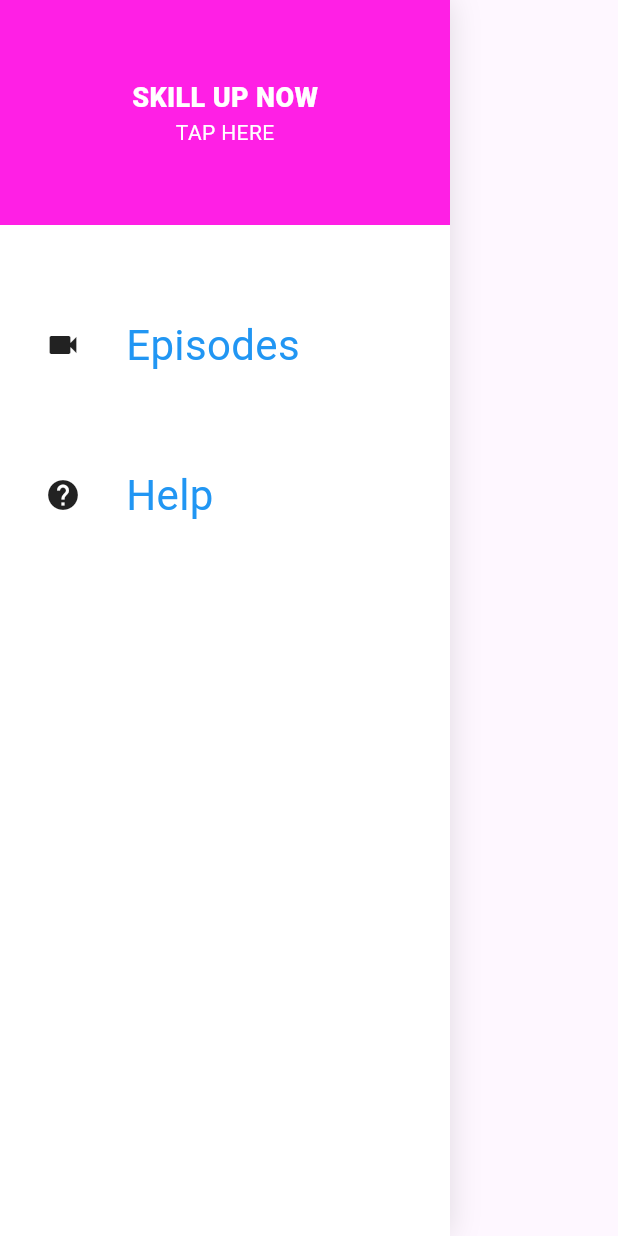
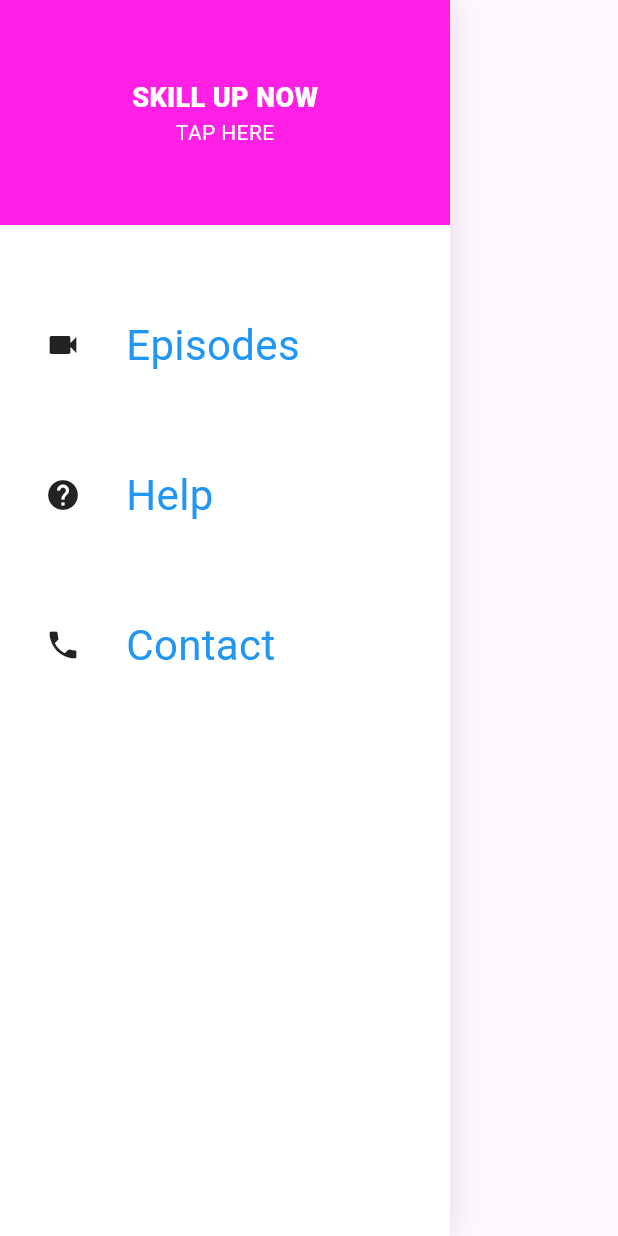
Before and after one commit to uoptrainee/flutterweb1, a Flutter app: the NavigationDrawer1 widget shown alone on an empty page, opened directly, on a phone screen of 412 x 824 dp. Run offline on Flutter 3.47's test engine with Material 3 defaults, Android fonts, the phone set to English and light mode, and no system bars; our stand-ins replace responsive_builder.

Commit message:
2nd commit
Adding some navigation items

```diff
--- a/lib/Widgets/navigationBar/Navigationdrawer/NavigationDrawer.dart
+++ b/lib/Widgets/navigationBar/Navigationdrawer/NavigationDrawer.dart
@@ -18,6 +18,8 @@ class NavigationDrawer1 extends StatelessWidget {
               NavigationHeader(),
               NavigationDraweritem('Episodes', Icons.videocam),
               NavigationDraweritem('Help', Icons.help),
+               NavigationDraweritem('Contact', Icons.phone),
+              // NavigationDraweritem('Login', Icons.person),
 
             ],
           ),
--- a/lib/Widgets/navigationBar/centered_view/Navigationbar_tablet.dart
+++ b/lib/Widgets/navigationBar/centered_view/Navigationbar_tablet.dart
@@ -19,6 +19,10 @@ class NavigationbarTabletDesktop extends StatelessWidget {
              SizedBox(width:60 ),
               NavBaritem('about'),
              SizedBox(width:60 ),
+             NavBaritem('contact'),
+             SizedBox(width:60 ),
+             NavBaritem('login'),
+             SizedBox(width:60 ),
 
           ],)
         ],
```
